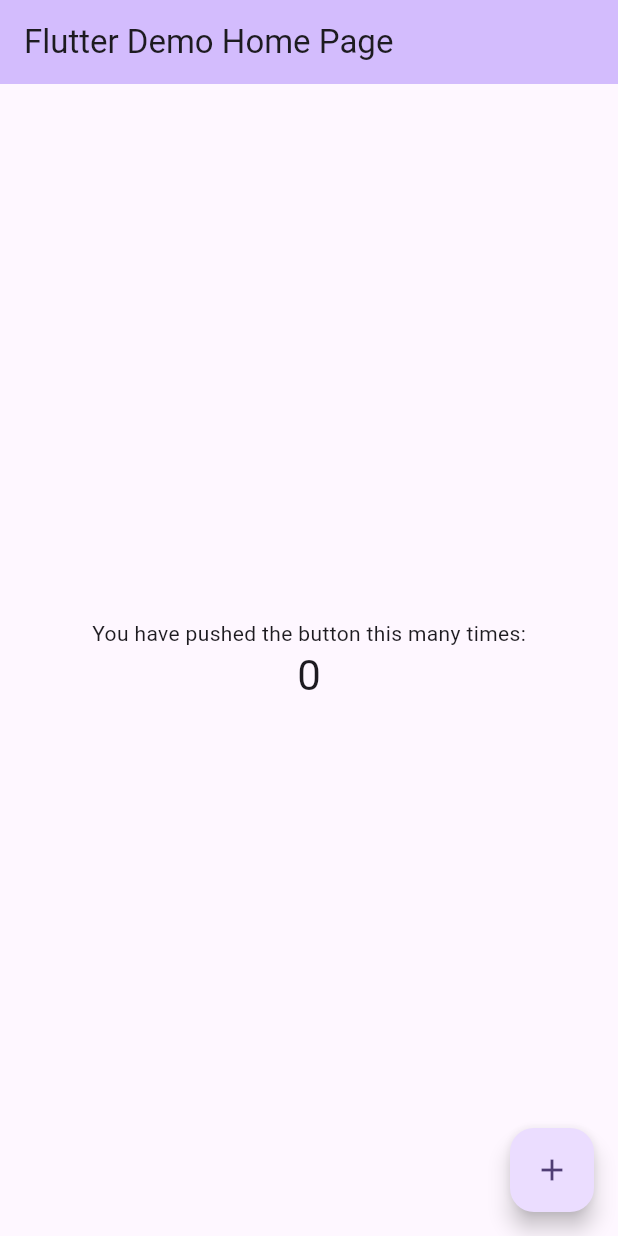
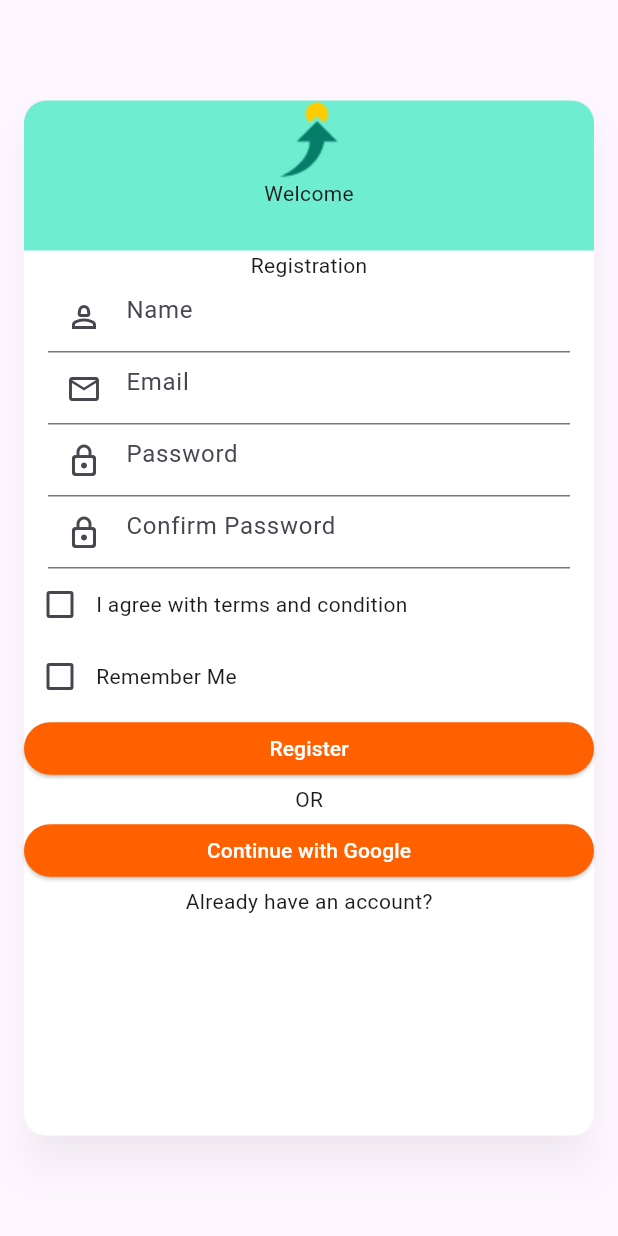
Before and after one commit to yazidalg/starvest, a Flutter app: the screen it shows after launch, on a phone screen of 412 x 824 dp. Run offline on Flutter 3.47's test engine with Material 3 defaults, Android fonts, the light colour scheme and no system bars.

Commit message:
register page in progress

```diff
--- a/lib/main.dart
+++ b/lib/main.dart
@@ -1,4 +1,5 @@
 import 'package:flutter/material.dart';
+import 'package:starvest/src/pages/register_page.dart';
 
 void main() {
   runApp(const MyApp());
@@ -31,95 +32,7 @@
         colorScheme: ColorScheme.fromSeed(seedColor: Colors.deepPurple),
         useMaterial3: true,
       ),
-      home: const MyHomePage(title: 'Flutter Demo Home Page'),
+      home: const RegisterPage(),
     );
   }
 }
-
-class MyHomePage extends StatefulWidget {
-  const MyHomePage({super.key, required this.title});
-
-  // This widget is the home page of your application. It is stateful, meaning
-  // that it has a State object (defined below) that contains fields that affect
-  // how it looks.
-
-  // This class is the configuration for the state. It holds the values (in this
-  // case the title) provided by the parent (in this case the App widget) and
-  // used by the build method of the State. Fields in a Widget subclass are
-  // always marked "final".
-
-  final String title;
-
-  @override
-  State<MyHomePage> createState() => _MyHomePageState();
-}
-
-class _MyHomePageState extends State<MyHomePage> {
-  int _counter = 0;
-
-  void _incrementCounter() {
-    setState(() {
-      // This call to setState tells the Flutter framework that something has
-      // changed in this State, which causes it to rerun the build method below
-      // so that the display can reflect the updated values. If we changed
-      // _counter without calling setState(), then the build method would not be
-      // called again, and so nothing would appear to happen.
-      _counter++;
-    });
-  }
-
-  @override
-  Widget build(BuildContext context) {
-    // This method is rerun every time setState is called, for instance as done
-    // by the _incrementCounter method above.
-    //
-    // The Flutter framework has been optimized to make rerunning build methods
-    // fast, so that you can just rebuild anything that needs updating rather
-    // than having to individually change instances of widgets.
-    return Scaffold(
-      appBar: AppBar(
-        // TRY THIS: Try changing the color here to a specific color (to
-        // Colors.amber, perhaps?) and trigger a hot reload to see the AppBar
-        // change color while the other colors stay the same.
-        backgroundColor: Theme.of(context).colorScheme.inversePrimary,
-        // Here we take the value from the MyHomePage object that was created by
-        // the App.build method, and use it to set our appbar title.
-        title: Text(widget.title),
-      ),
-      body: Center(
-        // Center is a layout widget. It takes a single child and positions it
-        // in the middle of the parent.
-        child: Column(
-          // Column is also a layout widget. It takes a list of children and
-          // arranges them vertically. By default, it sizes itself to fit its
-          // children horizontally, and tries to be as tall as its parent.
-          //
-          // Column has various properties to control how it sizes itself and
-          // how it positions its children. Here we use mainAxisAlignment to
-          // center the children vertically; the main axis here is the vertical
-          // axis because Columns are vertical (the cross axis would be
-          // horizontal).
-          //
-          // TRY THIS: Invoke "debug painting" (choose the "Toggle Debug Paint"
-          // action in the IDE, or press "p" in the console), to see the
-          // wireframe for each widget.
-          mainAxisAlignment: MainAxisAlignment.center,
-          children: <Widget>[
-            const Text(
-              'You have pushed the button this many times:',
-            ),
-            Text(
-              '$_counter',
-              style: Theme.of(context).textTheme.headlineMedium,
-            ),
-          ],
-        ),
-      ),
-      floatingActionButton: FloatingActionButton(
-        onPressed: _incrementCounter,
-        tooltip: 'Increment',
-        child: const Icon(Icons.add),
-      ), // This trailing comma makes auto-formatting nicer for build methods.
-    );
-  }
-}
--- /dev/null
+++ b/lib/src/components/button_component.dart
@@ -0,0 +1,31 @@
+import 'package:flutter/material.dart';
+
+class ButtonComponent extends StatelessWidget {
+  const ButtonComponent({
+    super.key,
+    required this.title,
+    required this.onTap,
+  });
+
+  final String title;
+  final Function() onTap;
+
+  @override
+  Widget build(BuildContext context) {
+    return ElevatedButton(
+      onPressed: onTap,
+      child: Text(title),
+      style: ButtonStyle(
+        minimumSize: MaterialStatePropertyAll(
+          Size(double.infinity, 35),
+        ),
+        foregroundColor: MaterialStatePropertyAll(
+          Colors.white,
+        ),
+        backgroundColor: MaterialStatePropertyAll(
+          Color(0xffFF6000),
+        ),
+      ),
+    );
+  }
+}
--- /dev/null
+++ b/lib/src/components/field_component.dart
@@ -0,0 +1,32 @@
+import 'package:flutter/material.dart';
+
+class FieldComponent extends StatelessWidget {
+  const FieldComponent({
+    super.key,
+    required this.icon,
+    required this.hint,
+    required this.controllerText,
+  });
+
+  final IconData icon;
+  final String hint;
+  final TextEditingController controllerText;
+
+  @override
+  Widget build(BuildContext context) {
+    return Padding(
+      padding: const EdgeInsets.only(
+        left: 16,
+        right: 16,
+      ),
+      child: TextField(
+        controller: controllerText,
+        decoration: InputDecoration(
+          prefixIcon: Icon(icon),
+          hintText: hint,
+          hintStyle: const TextStyle(fontWeight: FontWeight.w400),
+        ),
+      ),
+    );
+  }
+}
--- /dev/null
+++ b/lib/src/pages/register_page.dart
@@ -0,0 +1,103 @@
+import 'package:flutter/material.dart';
+import 'package:starvest/src/components/button_component.dart';
+import 'package:starvest/src/components/field_component.dart';
+
+class RegisterPage extends StatelessWidget {
+  const RegisterPage({super.key});
+
+  @override
+  Widget build(BuildContext context) {
+    return Scaffold(
+      body: Card(
+        margin: const EdgeInsets.fromLTRB(16, 67, 16, 67),
+        elevation: 12,
+        shadowColor: const Color.fromRGBO(0, 0, 0, 0.25),
+        child: Container(
+          width: double.infinity,
+          height: double.infinity,
+          decoration: BoxDecoration(
+            color: Colors.white,
+            borderRadius: BorderRadius.circular(15),
+          ),
+          child: ListView(
+            children: [
+              Column(
+                  mainAxisAlignment: MainAxisAlignment.spaceBetween,
+                  children: [
+                    Container(
+                      height: 100,
+                      width: double.infinity,
+                      decoration: const BoxDecoration(
+                        color: Color(0xff6EEDD0),
+                        borderRadius: BorderRadius.only(
+                          topLeft: Radius.circular(15),
+                          topRight: Radius.circular(15),
+                        ),
+                      ),
+                      child: Column(children: [
+                        Image.asset("assets/logos/Logo.png"),
+                        const Text("Welcome"),
+                      ]),
+                    ),
+                    Container(
+                      alignment: Alignment.topLeft,
+                      child: Column(children: [
+                        const Text("Registration"),
+                        FieldComponent(
+                          icon: Icons.person_2_outlined,
+                          hint: "Name",
+                          controllerText: TextEditingController(text: ''),
+                        ),
+                        FieldComponent(
+                          icon: Icons.email_outlined,
+                          hint: "Email",
+                          controllerText: TextEditingController(text: ''),
+                        ),
+                        FieldComponent(
+                          icon: Icons.lock_outline_rounded,
+                          hint: "Password",
+                          controllerText: TextEditingController(text: ''),
+                        ),
+                        FieldComponent(
+                          icon: Icons.lock_outline_rounded,
+                          hint: "Confirm Password",
+                          controllerText: TextEditingController(text: ''),
+                        ),
+                        Row(
+                          children: [
+                            Checkbox(
+                              value: false,
+                              onChanged: (value) {},
+                            ),
+                            const Text("I agree with terms and condition"),
+                          ],
+                        ),
+                        Row(
+                          children: [
+                            Checkbox(
+                              value: false,
+                              onChanged: (value) {},
+                            ),
+                            const Text("Remember Me"),
+                          ],
+                        ),
+                        ButtonComponent(
+                          title: "Register",
+                          onTap: () {},
+                        ),
+                        const Text("OR"),
+                        ButtonComponent(
+                          title: "Continue with Google",
+                          onTap: () {},
+                        ),
+                      ]),
+                    ),
+                    const Text("Already have an account?"),
+                  ]),
+            ],
+          ),
+        ),
+      ),
+    );
+  }
+}
--- a/pubspec.yaml
+++ b/pubspec.yaml
@@ -35,6 +35,7 @@ dependencies:
   # The following adds the Cupertino Icons font to your application.
   # Use with the CupertinoIcons class for iOS style icons.
   cupertino_icons: ^1.0.2
+  get: ^4.6.6
 
 dev_dependencies:
   flutter_test:
@@ -59,9 +60,8 @@ flutter:
   uses-material-design: true
 
   # To add assets to your application, add an assets section, like this:
-  # assets:
-  #   - images/a_dot_burr.jpeg
-  #   - images/a_dot_ham.jpeg
+  assets:
+    - assets/logos/
 
   # An image asset can refer to one or more resolution-specific "variants", see
   # https://flutter.dev/assets-and-images/#resolution-aware
```
Also changed, not shown: assets/logos/Logo.png (added), pubspec.lock.
